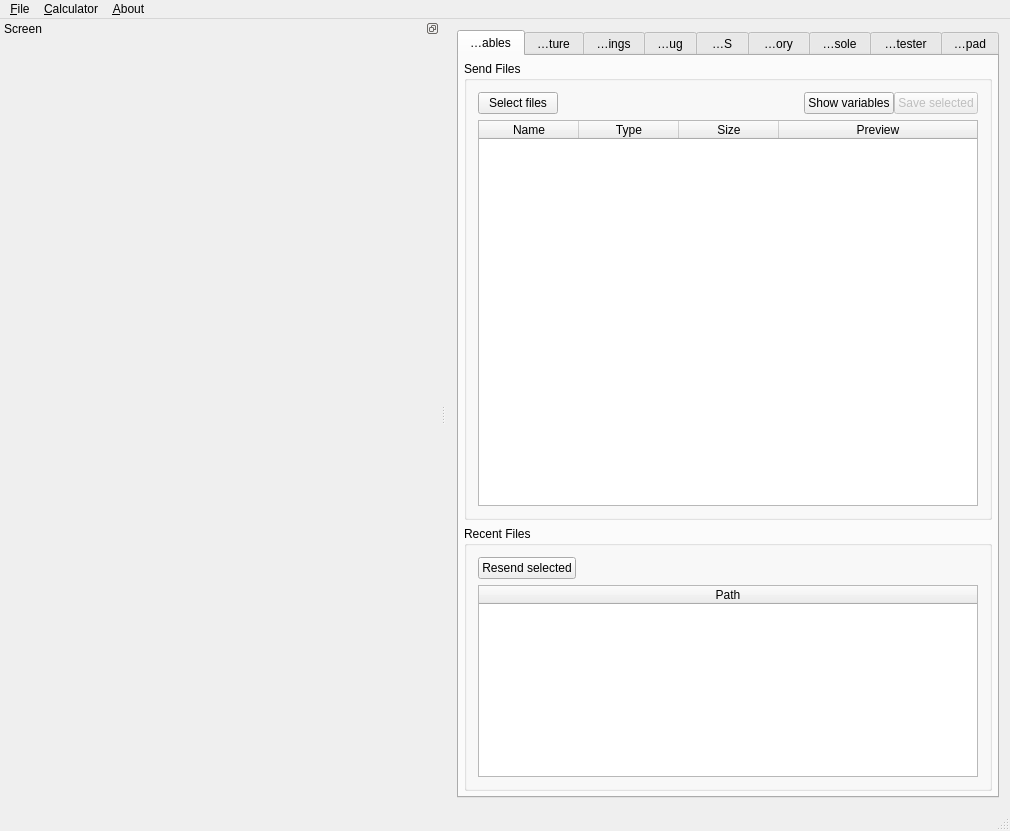
CE-Programming/CEmu, file gui/qt/mainwindow.ui: the form before one commit.
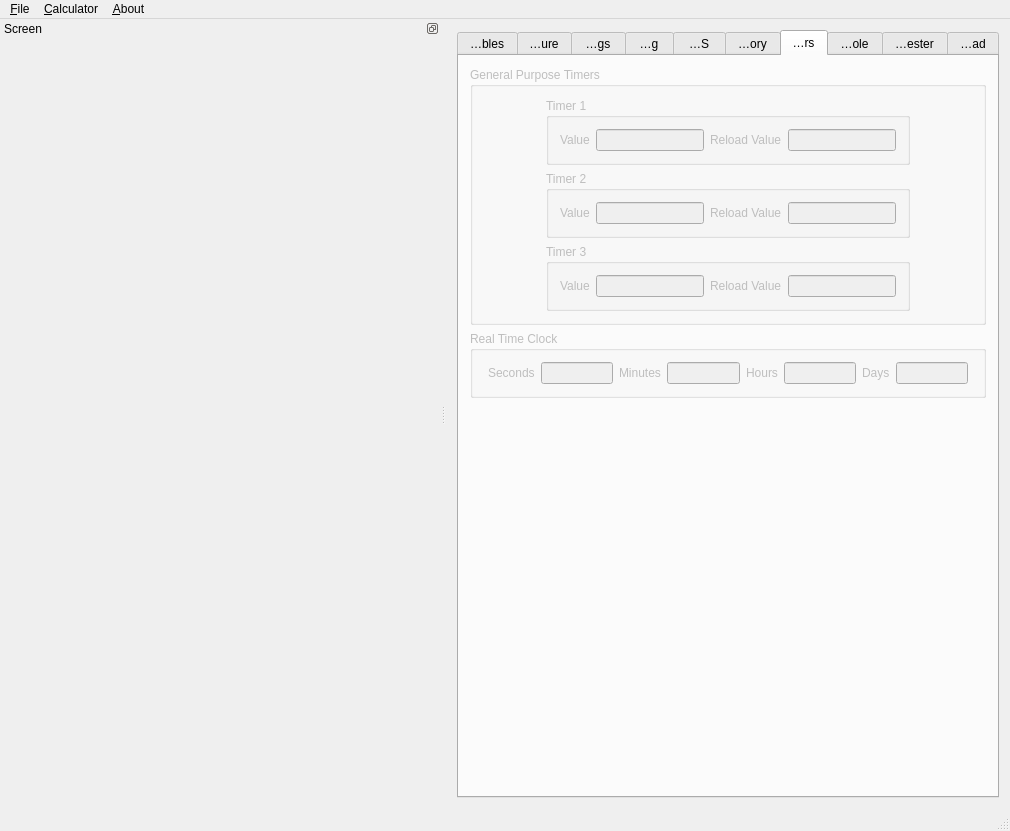
The form after the commit. Icons and pictures are not drawn. Custom widgets are drawn as their Qt base class.

The edit to the form file:
```diff
--- a/gui/qt/mainwindow.ui
+++ b/gui/qt/mainwindow.ui
@@ -67,7 +67,7 @@
        <enum>QTabWidget::Rounded</enum>
       </property>
       <property name="currentIndex">
-       <number>0</number>
+       <number>6</number>
       </property>
       <property name="elideMode">
        <enum>Qt::ElideLeft</enum>
@@ -7073,6 +7073,273 @@
         </item>
        </layout>
       </widget>
+      <widget class="QWidget" name="tab_4">
+       <attribute name="icon">
+        <iconset resource="resources.qrc">
+         <normaloff>:/icons/resources/icons/clock.png</normaloff>:/icons/resources/icons/clock.png</iconset>
+       </attribute>
+       <attribute name="title">
+        <string>Timers</string>
+       </attribute>
+       <layout class="QGridLayout" name="gridLayout_23">
+        <item row="1" column="0">
+         <widget class="QGroupBox" name="groupGPT">
+          <property name="enabled">
+           <bool>false</bool>
+          </property>
+          <property name="title">
+           <string>General Purpose Timers</string>
+          </property>
+          <layout class="QGridLayout" name="gridLayout_22">
+           <item row="2" column="1">
+            <widget class="QGroupBox" name="groupBox_15">
+             <property name="title">
+              <string>Timer 3</string>
+             </property>
+             <layout class="QGridLayout" name="gridLayout_25">
+              <item row="0" column="3">
+               <widget class="QLineEdit" name="timer3r">
+                <property name="readOnly">
+                 <bool>true</bool>
+                </property>
+               </widget>
+              </item>
+              <item row="0" column="1">
+               <widget class="QLineEdit" name="timer3">
+                <property name="readOnly">
+                 <bool>true</bool>
+                </property>
+               </widget>
+              </item>
+              <item row="0" column="2">
+               <widget class="QLabel" name="label_18">
+                <property name="text">
+                 <string>Reload Value</string>
+                </property>
+               </widget>
+              </item>
+              <item row="0" column="0">
+               <widget class="QLabel" name="label_25">
+                <property name="text">
+                 <string>Value</string>
+                </property>
+               </widget>
+              </item>
+             </layout>
+            </widget>
+           </item>
+           <item row="1" column="1">
+            <widget class="QGroupBox" name="groupBox_14">
+             <property name="title">
+              <string>Timer 2</string>
+             </property>
+             <layout class="QGridLayout" name="gridLayout_24">
+              <item row="0" column="3">
+               <widget class="QLineEdit" name="timer2r">
+                <property name="readOnly">
+                 <bool>true</bool>
+                </property>
+               </widget>
+              </item>
+              <item row="0" column="1">
+               <widget class="QLineEdit" name="timer2">
+                <property name="readOnly">
+                 <bool>true</bool>
+                </property>
+               </widget>
+              </item>
+              <item row="0" column="2">
+               <widget class="QLabel" name="label_4">
+                <property name="text">
+                 <string>Reload Value</string>
+                </property>
+               </widget>
+              </item>
+              <item row="0" column="0">
+               <widget class="QLabel" name="label_24">
+                <property name="text">
+                 <string>Value</string>
+                </property>
+               </widget>
+              </item>
+             </layout>
+            </widget>
+           </item>
+           <item row="1" column="0">
+            <spacer name="horizontalSpacer_26">
+             <property name="orientation">
+              <enum>Qt::Horizontal</enum>
+             </property>
+             <property name="sizeHint" stdset="0">
+              <size>
+               <width>40</width>
+               <height>20</height>
+              </size>
+             </property>
+            </spacer>
+           </item>
+           <item row="0" column="1">
+            <widget class="QGroupBox" name="groupBox_16">
+             <property name="title">
+              <string>Timer 1</string>
+             </property>
+             <layout class="QGridLayout" name="gridLayout_26">
+              <item row="0" column="2">
+               <widget class="QLabel" name="label_19">
+                <property name="text">
+                 <string>Reload Value</string>
+                </property>
+               </widget>
+              </item>
+              <item row="0" column="3">
+               <widget class="QLineEdit" name="timer1r">
+                <property name="readOnly">
+                 <bool>true</bool>
+                </property>
+               </widget>
+              </item>
+              <item row="0" column="1">
+               <widget class="QLineEdit" name="timer1">
+                <property name="readOnly">
+                 <bool>true</bool>
+                </property>
+               </widget>
+              </item>
+              <item row="0" column="0">
+               <widget class="QLabel" name="label_23">
+                <property name="text">
+                 <string>Value</string>
+                </property>
+               </widget>
+              </item>
+             </layout>
+            </widget>
+           </item>
+           <item row="1" column="2">
+            <spacer name="horizontalSpacer_27">
+             <property name="orientation">
+              <enum>Qt::Horizontal</enum>
+             </property>
+             <property name="sizeHint" stdset="0">
+              <size>
+               <width>40</width>
+               <height>20</height>
+              </size>
+             </property>
+            </spacer>
+           </item>
+          </layout>
+         </widget>
+        </item>
+        <item row="3" column="0">
+         <spacer name="verticalSpacer_4">
+          <property name="orientation">
+           <enum>Qt::Vertical</enum>
+          </property>
+          <property name="sizeHint" stdset="0">
+           <size>
+            <width>20</width>
+            <height>40</height>
+           </size>
+          </property>
+         </spacer>
+        </item>
+        <item row="2" column="0">
+         <widget class="QGroupBox" name="groupRTC">
+          <property name="enabled">
+           <bool>false</bool>
+          </property>
+          <property name="title">
+           <string>Real Time Clock</string>
+          </property>
+          <layout class="QGridLayout" name="gridLayout_27">
+           <item row="0" column="3">
+            <widget class="QLabel" name="label_20">
+             <property name="text">
+              <string>Minutes</string>
+             </property>
+            </widget>
+           </item>
+           <item row="0" column="7">
+            <widget class="QLabel" name="label_22">
+             <property name="text">
+              <string>Days</string>
+             </property>
+            </widget>
+           </item>
+           <item row="0" column="5">
+            <widget class="QLabel" name="label_21">
+             <property name="text">
+              <string>Hours</string>
+             </property>
+            </widget>
+           </item>
+           <item row="0" column="8">
+            <widget class="QLineEdit" name="days">
+             <property name="readOnly">
+              <bool>true</bool>
+             </property>
+            </widget>
+           </item>
+           <item row="0" column="2">
+            <widget class="QLineEdit" name="seconds">
+             <property name="readOnly">
+              <bool>true</bool>
+             </property>
+            </widget>
+           </item>
+           <item row="0" column="6">
+            <widget class="QLineEdit" name="hours">
+             <property name="readOnly">
+              <bool>true</bool>
+             </property>
+            </widget>
+           </item>
+           <item row="0" column="1">
+            <widget class="QLabel" name="label_3">
+             <property name="text">
+              <string>Seconds</string>
+             </property>
+            </widget>
+           </item>
+           <item row="0" column="4">
+            <widget class="QLineEdit" name="minutes">
+             <property name="readOnly">
+              <bool>true</bool>
+             </property>
+            </widget>
+           </item>
+           <item row="0" column="0">
+            <spacer name="horizontalSpacer_28">
+             <property name="orientation">
+              <enum>Qt::Horizontal</enum>
+             </property>
+             <property name="sizeHint" stdset="0">
+              <size>
+               <width>40</width>
+               <height>20</height>
+              </size>
+             </property>
+            </spacer>
+           </item>
+           <item row="0" column="9">
+            <spacer name="horizontalSpacer_29">
+             <property name="orientation">
+              <enum>Qt::Horizontal</enum>
+             </property>
+             <property name="sizeHint" stdset="0">
+              <size>
+               <width>40</width>
+               <height>20</height>
+              </size>
+             </property>
+            </spacer>
+           </item>
+          </layout>
+         </widget>
+        </item>
+       </layout>
+      </widget>
       <widget class="QWidget" name="tabConsole">
        <attribute name="icon">
         <iconset resource="resources.qrc">
```
Left out of the diff: 8 changed lines with no effect on the pictures.
